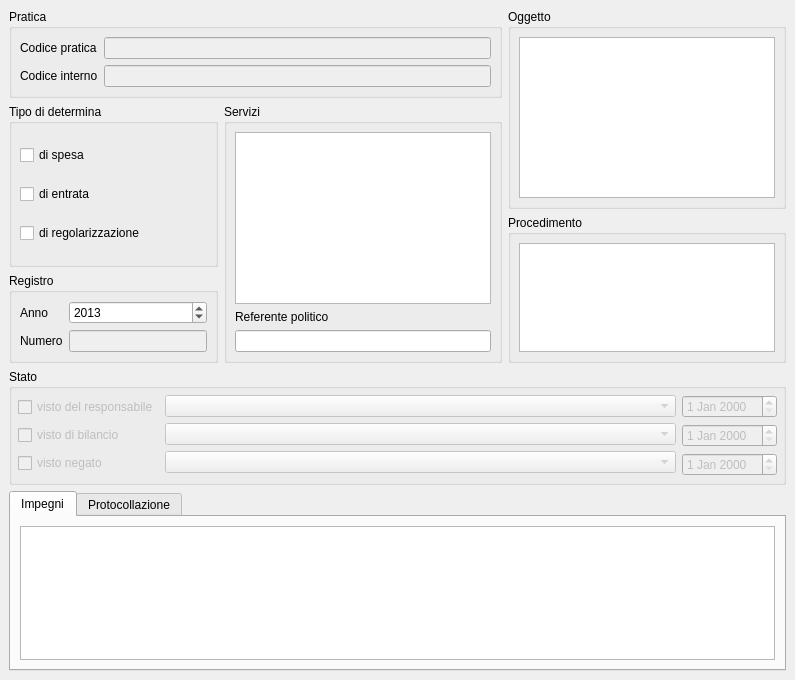
Before: the Qt Designer form src/com/axiastudio/suite/deliberedetermine/forms/determina.ui in tizianolattisi/suitegda, drawn with Qt 5.
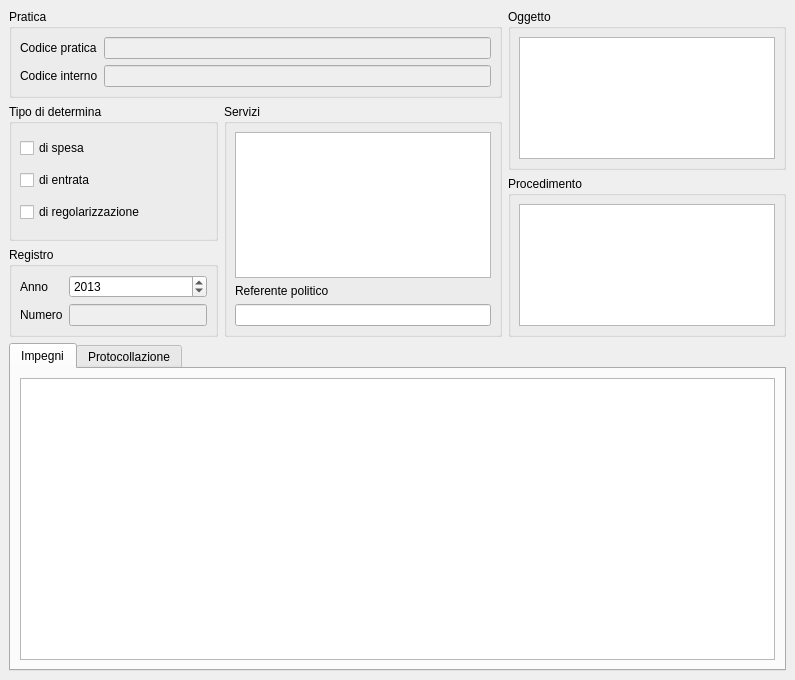
After: the same form once the commit is applied. Custom widgets are drawn as their Qt base class.

Commit message: Pulizia visti dall'oggetto determina.

What changed in the file:
```diff
--- a/src/com/axiastudio/suite/deliberedetermine/forms/determina.ui
+++ b/src/com/axiastudio/suite/deliberedetermine/forms/determina.ui
@@ -17,7 +17,7 @@
    <string>idpratica,codiceinterno,oggetto</string>
   </property>
   <widget class="QWidget" name="centralwidget">
-   <layout class="QGridLayout" name="gridLayout_3">
+   <layout class="QGridLayout" name="gridLayout_3" rowstretch="1,1,1,1,5">
     <item row="0" column="0" colspan="2">
      <widget class="QGroupBox" name="groupBox_6">
       <property name="title">
@@ -244,132 +244,6 @@
      </widget>
     </item>
     <item row="4" column="0" colspan="3">
-     <widget class="QGroupBox" name="groupBox_3">
-      <property name="title">
-       <string>Stato</string>
-      </property>
-      <layout class="QHBoxLayout" name="horizontalLayout" stretch="0,1,0">
-       <property name="margin">
-        <number>6</number>
-       </property>
-       <item>
-        <layout class="QVBoxLayout" name="verticalLayout_3">
-         <item>
-          <widget class="QCheckBox" name="checkBox">
-           <property name="enabled">
-            <bool>false</bool>
-           </property>
-           <property name="text">
-            <string>visto del responsabile</string>
-           </property>
-           <property name="column" stdset="0">
-            <string>vistoResponsabile</string>
-           </property>
-          </widget>
-         </item>
-         <item>
-          <widget class="QCheckBox" name="checkBox_2">
-           <property name="enabled">
-            <bool>false</bool>
-           </property>
-           <property name="text">
-            <string>visto di bilancio</string>
-           </property>
-           <property name="column" stdset="0">
-            <string>vistoBilancio</string>
-           </property>
-          </widget>
-         </item>
-         <item>
-          <widget class="QCheckBox" name="checkBox_3">
-           <property name="enabled">
-            <bool>false</bool>
-           </property>
-           <property name="text">
-            <string>visto negato</string>
-           </property>
-           <property name="column" stdset="0">
-            <string>vistoNegato</string>
-           </property>
-          </widget>
-         </item>
-        </layout>
-       </item>
-       <item>
-        <layout class="QVBoxLayout" name="verticalLayout_4">
-         <property name="spacing">
-          <number>6</number>
-         </property>
-         <item>
-          <widget class="com.axiastudio.pypapi.ui.widgets.PyPaPiComboBox" name="comboBox">
-           <property name="enabled">
-            <bool>false</bool>
-           </property>
-           <property name="column" stdset="0">
-            <string>utenteVistoResponsabile</string>
-           </property>
-          </widget>
-         </item>
-         <item>
-          <widget class="com.axiastudio.pypapi.ui.widgets.PyPaPiComboBox" name="comboBox_2">
-           <property name="enabled">
-            <bool>false</bool>
-           </property>
-           <property name="column" stdset="0">
-            <string>utenteVistoBilancio</string>
-           </property>
-          </widget>
-         </item>
-         <item>
-          <widget class="com.axiastudio.pypapi.ui.widgets.PyPaPiComboBox" name="comboBox_3">
-           <property name="enabled">
-            <bool>false</bool>
-           </property>
-           <property name="column" stdset="0">
-            <string>utenteVistoNegato</string>
-           </property>
-          </widget>
-         </item>
-        </layout>
-       </item>
-       <item>
-        <layout class="QVBoxLayout" name="verticalLayout_5">
-         <item>
-          <widget class="com.axiastudio.pypapi.ui.widgets.PyPaPiDateEdit" name="dateEdit">
-           <property name="enabled">
-            <bool>false</bool>
-           </property>
-           <property name="column" stdset="0">
-            <string>dataVistoResponsabile</string>
-           </property>
-          </widget>
-         </item>
-         <item>
-          <widget class="com.axiastudio.pypapi.ui.widgets.PyPaPiDateEdit" name="dateEdit_2">
-           <property name="enabled">
-            <bool>false</bool>
-           </property>
-           <property name="column" stdset="0">
-            <string>dataVistoBilancio</string>
-           </property>
-          </widget>
-         </item>
-         <item>
-          <widget class="com.axiastudio.pypapi.ui.widgets.PyPaPiDateEdit" name="dateEdit_3">
-           <property name="enabled">
-            <bool>false</bool>
-           </property>
-           <property name="column" stdset="0">
-            <string>dataVistoNegato</string>
-           </property>
-          </widget>
-         </item>
-        </layout>
-       </item>
-      </layout>
-     </widget>
-    </item>
-    <item row="5" column="0" colspan="3">
      <widget class="QTabWidget" name="tabWidget">
       <property name="currentIndex">
        <number>0</number>
@@ -423,17 +297,7 @@
   <customwidget>
    <class>com.axiastudio.pypapi.ui.widgets.PyPaPiTableView</class>
    <extends>QTableView</extends>
-   <header>pypapitableview.h</header>
-  </customwidget>
-  <customwidget>
-   <class>com.axiastudio.pypapi.ui.widgets.PyPaPiComboBox</class>
-   <extends>QComboBox</extends>
-   <header>pypapicombobox.h</header>
-  </customwidget>
-  <customwidget>
-   <class>com.axiastudio.pypapi.ui.widgets.PyPaPiDateEdit</class>
-   <extends>QDateEdit</extends>
-   <header>pypapidateedit.h</header>
+   <header location="global">pypapitableview.h</header>
   </customwidget>
  </customwidgets>
  <resources/>
```
Left out of the diff: 66 changed lines with no effect on the pictures. The commit also changes 2 other files.
